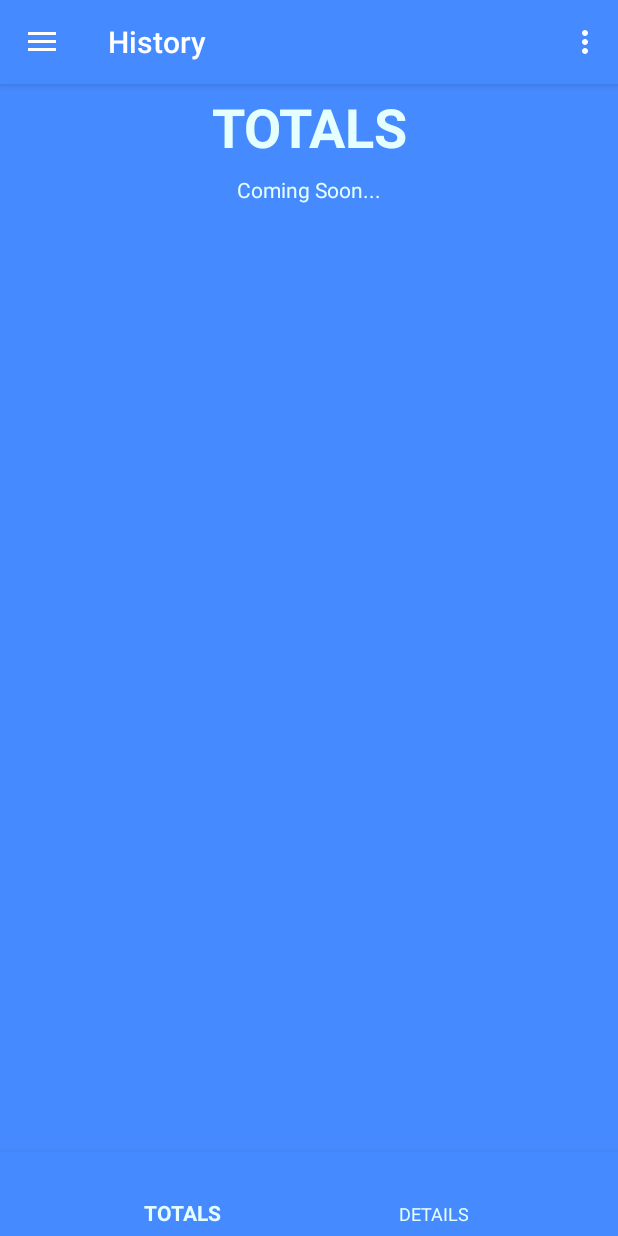
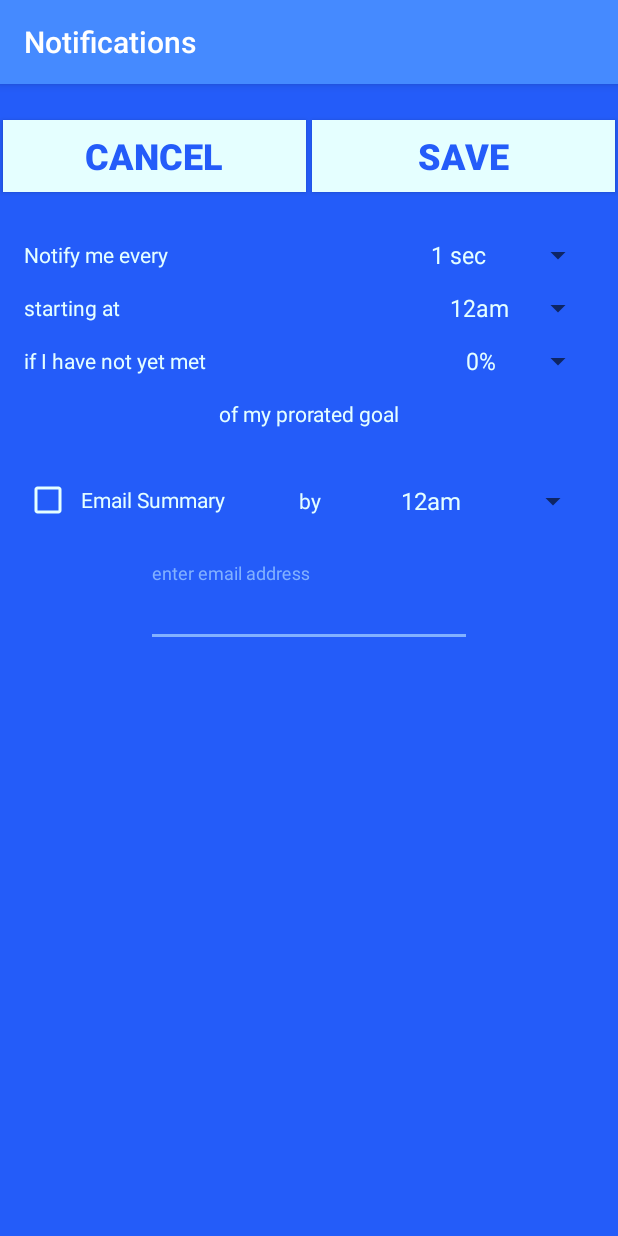
Before and after one commit to bricehalder/UIMA-Water-Buddy, an Android app: the History screen opened directly, with no data from a screen before it, in the side drawer, after a tap on "Notifications", on a phone screen of 412 x 824 dp. Run offline under Robolectric (Android 15) with nearby library versions, the phone set to English and light mode, and no system bars.

Commit message:
Added notif and shared preferences. Start of shared preferences working for settings. Fixed Settings OnResume crash bug. Merged changes. I hope this works--committing via Android Studio's version control tab.

```diff
--- a/app/src/main/AndroidManifest.xml
+++ b/app/src/main/AndroidManifest.xml
@@ -9,6 +9,9 @@
         android:roundIcon="@mipmap/ic_launcher_round"
         android:supportsRtl="true"
         android:theme="@style/AppTheme">
+        <activity
+            android:name=".notif"
+            android:label="@string/title_activity_notif" />
         <activity
             android:name=".SettingsActivity"
             android:label="@string/title_activity_settings"
--- a/app/src/main/java/com/example/waterbuddy/History.java
+++ b/app/src/main/java/com/example/waterbuddy/History.java
@@ -81,7 +81,7 @@ public class History extends AppCompatActivity
                 // intentionally do nothing
                 break;
             case R.id.nav_notif:
-                //startActivity(new Intent(History.this, NavIntake.class));
+                startActivity(new Intent(History.this, notif.class));
                 break;
             default:
                 break;
--- a/app/src/main/java/com/example/waterbuddy/NavIntake.java
+++ b/app/src/main/java/com/example/waterbuddy/NavIntake.java
@@ -126,8 +126,7 @@ public class NavIntake extends AppCompatActivity
                 startActivity(new Intent(NavIntake.this, History.class));
                 break;
             case R.id.nav_notif:
-                Toast toast = Toast.makeText(getApplicationContext(), "notif nav pressed", Toast.LENGTH_SHORT);
-                toast.show();
+                startActivity(new Intent(NavIntake.this, notif.class));
                 break;
             default:
                 break;
--- a/app/src/main/java/com/example/waterbuddy/SettingsActivity.java
+++ b/app/src/main/java/com/example/waterbuddy/SettingsActivity.java
@@ -1,12 +1,15 @@
 package com.example.waterbuddy;
 
+import android.app.Activity;
 import android.app.TimePickerDialog;
+import android.content.SharedPreferences;
 import android.os.Bundle;
 import android.support.design.widget.FloatingActionButton;
 import android.support.design.widget.Snackbar;
 import android.support.v4.app.NavUtils;
 import android.support.v7.app.AppCompatActivity;
 import android.support.v7.widget.Toolbar;
+import android.util.Log;
 import android.view.Menu;
 import android.view.MenuItem;
 import android.view.View;
@@ -14,11 +17,18 @@ import android.widget.EditText;
 import android.widget.TimePicker;
 
 public class SettingsActivity extends AppCompatActivity {
+    private EditText goal;
 
     @Override
     protected void onCreate(Bundle savedInstanceState) {
         super.onCreate(savedInstanceState);
+
+        SharedPreferences sp = getSharedPreferences("prefs", Activity.MODE_PRIVATE);
+        final SharedPreferences.Editor spe = sp.edit();
+
         setContentView(R.layout.activity_settings);
+
+        goal = findViewById(R.id.goal_input);
         Toolbar toolbar = findViewById(R.id.toolbar);
         setSupportActionBar(toolbar);
 
@@ -31,20 +41,26 @@ public class SettingsActivity extends AppCompatActivity {
             public void onClick(View view) {
                 TimePickerDialog timePickerDialog = new TimePickerDialog(SettingsActivity.this, R.style.TimePickerTheme,
                         new TimePickerDialog.OnTimeSetListener() {
-                    @Override
-                    public void onTimeSet(TimePicker timePicker, int hourOfDay, int minutes) {
-                        chooseTime.setText(String.format("%02d:%02d", hourOfDay, minutes));
-                    }
-                }, 0, 0, false);
+                            @Override
+                            public void onTimeSet(TimePicker timePicker, int hourOfDay, int minutes) {
+                                chooseTime.setText(String.format("%02d:%02d", hourOfDay, minutes));
+                                spe.putString("time", chooseTime.getText().toString());
+                                spe.commit();
+                            }
+                        }, 0, 0, false);
 
                 timePickerDialog.show();
-
-
             }
         });
+    }
 
+    @Override
+    public void onResume() {
+        super.onResume();
 
-
+        SharedPreferences sp = getSharedPreferences("prefs", Activity.MODE_PRIVATE);
+        ((EditText) findViewById(R.id.daily_reset_input)).setText(sp.getString("time", "00:00"));
+        goal.setText(Integer.toString((sp.getInt("goal", 64))));
     }
 
     @Override
@@ -55,8 +71,6 @@ public class SettingsActivity extends AppCompatActivity {
     }
 
     public boolean onOptionsItemSelected(MenuItem item) {
-
-
         switch (item.getItemId()) {
 
             case R.id.back:
@@ -66,7 +80,22 @@ public class SettingsActivity extends AppCompatActivity {
             default:
                 return super.onOptionsItemSelected(item);
         }
-
     }
 
+    public void applyGoal(View view) {
+        SharedPreferences sp = getSharedPreferences("prefs", Activity.MODE_PRIVATE);
+        SharedPreferences.Editor spe = sp.edit();
+        spe.putInt("goal", Integer.parseInt(goal.getText().toString()));
+        spe.commit();
+    }
+
+    public void togUnits(View view) {
+        SharedPreferences sp = getSharedPreferences("prefs", Activity.MODE_PRIVATE);
+        SharedPreferences.Editor spe = sp.edit();
+    }
+
+    public void togNotifs(View view) {
+        SharedPreferences sp = getSharedPreferences("prefs", Activity.MODE_PRIVATE);
+        SharedPreferences.Editor spe = sp.edit();
+    }
 }
--- /dev/null
+++ b/app/src/main/java/com/example/waterbuddy/notif.java
@@ -0,0 +1,68 @@
+package com.example.waterbuddy;
+
+import android.app.Activity;
+import android.content.SharedPreferences;
+import android.os.Bundle;
+import android.support.v7.app.AppCompatActivity;
+import android.view.View;
+import android.widget.CheckBox;
+import android.widget.EditText;
+import android.widget.Spinner;
+
+public class notif extends AppCompatActivity {
+    private CheckBox emailPref;
+    private EditText emailAdr;
+    private Spinner emailNotifTime;
+    private Spinner notifFreq;
+    private Spinner notifStart;
+    private Spinner notifPct;
+
+    @Override
+    protected void onCreate(Bundle savedInstanceState) {
+        super.onCreate(savedInstanceState);
+        setContentView(R.layout.activity_notif);
+
+        /** Get shared-preference-related elements by id now so we don't have to repeat this code */
+        emailPref = (CheckBox) findViewById(R.id.emailPref);
+        emailAdr = (EditText) findViewById(R.id.emailIn);
+        emailNotifTime = (Spinner) findViewById(R.id.spEmailNotifTime);
+        notifFreq = (Spinner) findViewById(R.id.spNotifFreq);
+        notifStart = (Spinner) findViewById(R.id.spNotifStart);
+        notifPct = (Spinner) findViewById(R.id.spNotifPct);
+    }
+
+    @Override
+    public void onResume() {
+        super.onResume();
+
+        /** Display the shared preferences info. */
+        SharedPreferences sp = getSharedPreferences("prefs", Activity.MODE_PRIVATE);
+        emailPref.setChecked(sp.getBoolean("emailPref", false));
+        emailAdr.setText(sp.getString("emailAdr", ""));
+        emailNotifTime.setSelection(sp.getInt("emailNotifTime", 0));
+        notifFreq.setSelection(sp.getInt("notifFreq", 0));
+        notifStart.setSelection(sp.getInt("notifStart", 0));
+        notifPct.setSelection(sp.getInt("notifPct", 0));
+    }
+
+    /** No need to commit shared preferences if user clicks cancel. */
+    public void cancelNotifs(View view) {
+        finish();
+    }
+
+    /** If user clicks save, commit the shared preferences. */
+    public void saveNotifs(View view) {
+        SharedPreferences sp = getSharedPreferences("prefs", Activity.MODE_PRIVATE);
+        SharedPreferences.Editor spe = sp.edit();
+
+        spe.putBoolean("emailPref", emailPref.isChecked());
+        spe.putString("emailAdr", emailAdr.getText().toString());
+        spe.putInt("emailNotifTime", emailNotifTime.getSelectedItemPosition());
+        spe.putInt("notifFreq", notifFreq.getSelectedItemPosition());
+        spe.putInt("notifStart", notifStart.getSelectedItemPosition());
+        spe.putInt("notifPct", notifPct.getSelectedItemPosition());
+
+        spe.commit();
+        finish();
+    }
+}
--- /dev/null
+++ b/app/src/main/res/layout/activity_notif.xml
@@ -0,0 +1,171 @@
+<?xml version="1.0" encoding="utf-8"?>
+<android.support.constraint.ConstraintLayout xmlns:android="http://schemas.android.com/apk/res/android"
+    xmlns:app="http://schemas.android.com/apk/res-auto"
+    xmlns:tools="http://schemas.android.com/tools"
+    android:layout_width="match_parent"
+    android:layout_height="match_parent"
+    android:background="@color/colorPrimaryDark"
+    tools:context=".notif">
+
+    <Button
+        android:id="@+id/cancel"
+        android:layout_width="0dp"
+        android:layout_height="wrap_content"
+        android:layout_marginStart="2dp"
+        android:layout_marginTop="24dp"
+        android:layout_marginEnd="2dp"
+        android:background="@color/colorText"
+        android:onClick="cancelNotifs"
+        android:text="@string/cancel_btn"
+        android:textColor="@color/colorPrimaryDark"
+        android:textSize="24sp"
+        android:textStyle="bold"
+        app:layout_constraintEnd_toStartOf="@+id/save"
+        app:layout_constraintStart_toStartOf="parent"
+        app:layout_constraintTop_toTopOf="parent" />
+
+    <Button
+        android:id="@+id/save"
+        android:layout_width="0dp"
+        android:layout_height="wrap_content"
+        android:layout_marginStart="2dp"
+        android:layout_marginTop="24dp"
+        android:layout_marginEnd="2dp"
+        android:background="@color/colorText"
+        android:onClick="saveNotifs"
+        android:text="@string/save_btn"
+        android:textColor="@color/colorPrimaryDark"
+        android:textSize="24sp"
+        android:textStyle="bold"
+        app:layout_constraintEnd_toEndOf="parent"
+        app:layout_constraintStart_toEndOf="@+id/cancel"
+        app:layout_constraintTop_toTopOf="parent" />
+
+    <TextView
+        android:id="@+id/notif1"
+        android:layout_width="wrap_content"
+        android:layout_height="wrap_content"
+        android:layout_marginStart="16dp"
+        android:layout_marginTop="32dp"
+        android:text="@string/notif_freq"
+        app:layout_constraintStart_toStartOf="parent"
+        app:layout_constraintTop_toBottomOf="@+id/cancel" />
+
+    <TextView
+        android:id="@+id/notif2"
+        android:layout_width="wrap_content"
+        android:layout_height="wrap_content"
+        android:layout_marginStart="16dp"
+        android:layout_marginTop="16dp"
+        android:text="@string/notif_start"
+        app:layout_constraintStart_toStartOf="parent"
+        app:layout_constraintTop_toBottomOf="@+id/notif1" />
+
+    <TextView
+        android:id="@+id/notif3"
+        android:layout_width="wrap_content"
+        android:layout_height="wrap_content"
+        android:layout_marginStart="16dp"
+        android:layout_marginTop="16dp"
+        android:text="@string/notif_thresh"
+        app:layout_constraintStart_toStartOf="parent"
+        app:layout_constraintTop_toBottomOf="@+id/notif2" />
+
+    <TextView
+        android:id="@+id/notif4"
+        android:layout_width="wrap_content"
+        android:layout_height="wrap_content"
+        android:layout_marginTop="16dp"
+        android:text="@string/notif_goal"
+        android:textAlignment="center"
+        app:layout_constraintEnd_toEndOf="parent"
+        app:layout_constraintStart_toStartOf="parent"
+        app:layout_constraintTop_toBottomOf="@+id/notif3" />
+
+    <TextView
+        android:id="@+id/notif5"
+        android:layout_width="83dp"
+        android:layout_height="wrap_content"
+        android:text="@string/by"
+        android:textAlignment="center"
+        app:layout_constraintBottom_toBottomOf="@+id/emailPref"
+        app:layout_constraintEnd_toEndOf="@+id/notif4"
+        app:layout_constraintStart_toStartOf="@+id/notif4"
+        app:layout_constraintTop_toTopOf="@+id/emailPref" />
+
+    <android.support.v7.widget.AppCompatCheckBox
+        android:id="@+id/emailPref"
+        android:layout_width="140dp"
+        android:layout_height="wrap_content"
+        android:layout_marginStart="16dp"
+        android:layout_marginTop="32dp"
+        android:text="@string/notif_email"
+        android:textAlignment="center"
+        android:textAllCaps="false"
+        android:textColor="@color/colorText"
+        app:buttonTint="@color/colorText"
+        app:layout_constraintStart_toStartOf="parent"
+        app:layout_constraintTop_toBottomOf="@+id/notif4" />
+
+    <android.support.design.widget.TextInputLayout
+        android:id="@+id/emailInContainer"
+        android:layout_width="217dp"
+        android:layout_height="wrap_content"
+        android:layout_marginStart="8dp"
+        android:layout_marginTop="32dp"
+        android:layout_marginEnd="8dp"
+        app:layout_constraintEnd_toEndOf="parent"
+        app:layout_constraintStart_toStartOf="parent"
+        app:layout_constraintTop_toBottomOf="@+id/notif5">
+
+        <android.support.design.widget.TextInputEditText
+            android:id="@+id/emailIn"
+            android:layout_width="match_parent"
+            android:layout_height="wrap_content"
+            android:hint="@string/notif_email_hint"
+            android:textColor="@color/colorText" />
+    </android.support.design.widget.TextInputLayout>
+
+    <Spinner
+        android:id="@+id/spEmailNotifTime"
+        android:layout_width="133dp"
+        android:layout_height="wrap_content"
+        android:layout_marginStart="8dp"
+        android:layout_marginEnd="16dp"
+        android:entries="@array/notif_time_array"
+        app:layout_constraintBottom_toBottomOf="@+id/notif5"
+        app:layout_constraintEnd_toEndOf="parent"
+        app:layout_constraintStart_toEndOf="@+id/notif5"
+        app:layout_constraintTop_toTopOf="@+id/notif5" />
+
+    <Spinner
+        android:id="@+id/spNotifFreq"
+        android:layout_width="wrap_content"
+        android:layout_height="wrap_content"
+        android:layout_marginEnd="16dp"
+        android:entries="@array/notif_freq_array"
+        app:layout_constraintBottom_toBottomOf="@+id/notif1"
+        app:layout_constraintEnd_toEndOf="parent"
+        app:layout_constraintTop_toTopOf="@+id/notif1" />
+
+    <Spinner
+        android:id="@+id/spNotifStart"
+        android:layout_width="wrap_content"
+        android:layout_height="wrap_content"
+        android:layout_marginEnd="16dp"
+        android:entries="@array/notif_time_array"
+        app:layout_constraintBottom_toBottomOf="@+id/notif2"
+        app:layout_constraintEnd_toEndOf="parent"
+        app:layout_constraintTop_toTopOf="@+id/notif2" />
+
+    <Spinner
+        android:id="@+id/spNotifPct"
+        android:layout_width="wrap_content"
+        android:layout_height="wrap_content"
+        android:layout_marginEnd="16dp"
+        android:dropDownWidth="wrap_content"
+        android:entries="@array/notif_thresh_array"
+        app:layout_constraintBottom_toBottomOf="@+id/notif3"
+        app:layout_constraintEnd_toEndOf="parent"
+        app:layout_constraintTop_toTopOf="@+id/notif3" />
+</android.support.constraint.ConstraintLayout>
--- a/app/src/main/res/layout/content_settings.xml
+++ b/app/src/main/res/layout/content_settings.xml
@@ -102,6 +102,9 @@
         android:layout_marginTop="65dp"
         android:layout_marginEnd="17dp"
         android:background="@color/colorAccent"
+        android:clickable="true"
+        android:focusable="true"
+        android:onClick="applyGoal"
         android:text="@string/apply_text"
         android:textColor="@android:color/background_dark"
         android:textSize="16sp"
@@ -117,6 +120,9 @@
         android:layout_marginStart="76dp"
         android:layout_marginTop="32dp"
         android:background="@color/colorAccent"
+        android:clickable="true"
+        android:focusable="true"
+        android:onClick="togNotifs"
         android:text="@string/default_toggle"
         android:textColor="@android:color/background_dark"
         app:layout_constraintStart_toEndOf="@+id/notif_text"
@@ -130,6 +136,9 @@
         android:layout_marginTop="32dp"
         android:background="@color/colorAccent"
         android:checked="true"
+        android:clickable="true"
+        android:focusable="true"
+        android:onClick="togUnits"
         android:text="@string/oz_ml_toggle"
         android:textColor="@android:color/background_dark"
         android:textOff="@string/ml"
--- a/app/src/main/res/menu/settings.xml
+++ b/app/src/main/res/menu/settings.xml
@@ -5,10 +5,10 @@
     <item
         android:id="@+id/back"
         android:enabled="true"
-        android:icon="@android:drawable/ic_menu_close_clear_cancel"
+        android:icon="@drawable/x"
         android:layoutDirection="ltr"
         android:orderInCategory="100"
         android:title="@string/back"
         android:visible="true"
-        app:showAsAction="ifRoom" />
+        app:showAsAction="ifRoom"/>
 </menu>
--- a/app/src/main/res/values-v21/styles.xml
+++ b/app/src/main/res/values-v21/styles.xml
@@ -5,4 +5,17 @@
         <item name="windowNoTitle">true</item>
         <item name="android:statusBarColor">@android:color/transparent</item>
     </style>
+
+    <style name="AppTheme" parent="Theme.AppCompat.Light.DarkActionBar">
+        <!-- Customize your theme here. -->
+        <item name="colorPrimary">@color/colorPrimary</item>
+        <item name="colorPrimaryDark">@color/colorPrimaryDark</item>
+        <item name="colorAccent">@color/colorAccent</item>
+        <item name="android:windowBackground">@color/colorPrimary</item>
+        <item name="android:textColor">@color/colorText</item>
+        <item name="android:itemTextAppearance">@style/menuItem</item>
+        <item name="android:popupBackground">@android:color/black</item>
+        <item name="android:popupTheme">@android:style/ThemeOverlay.Material.Dark</item>
+    </style>
+
 </resources>
--- a/app/src/main/res/values/colors.xml
+++ b/app/src/main/res/values/colors.xml
@@ -4,4 +4,5 @@
     <color name="colorPrimaryDark">#245CF9</color>
     <color name="colorAccent">#82B1FF</color>
     <color name="colorText">#E5FFFF</color>
+    <color name="colorTextMenu">#000000</color>
 </resources>
--- a/app/src/main/res/values/strings.xml
+++ b/app/src/main/res/values/strings.xml
@@ -35,4 +35,82 @@
     <string name="details">DETAILS</string>
     <string name="totals">TOTALS</string>
     <string name="back">BACK</string>
+
+    <!--Notif strings-->
+    <string name="title_activity_notif">Notifications</string>
+    <string name="cancel_btn">CANCEL</string>
+    <string name="save_btn">SAVE</string>
+    <string name="notif_freq">Notify me every</string>
+    <string name="notif_start">starting at</string>
+    <string name="notif_thresh">if I have not yet met</string>
+    <string name="notif_goal">of my prorated goal</string>
+    <string name="notif_email">Email Summary</string>
+    <string name="by">by</string>
+    <string name="notif_email_hint">enter email address</string>
+
+    <string-array name="notif_freq_array">
+        <item>1 sec</item>
+        <item>1 min</item>
+        <item>5 min</item>
+        <item>10 min</item>
+        <item>15 min</item>
+        <item>30 min</item>
+        <item>1 hour</item>
+        <item>2 hours</item>
+        <item>3 hours</item>
+        <item>4 hours</item>
+        <item>5 hours</item>
+        <item>6 hours</item>
+    </string-array>
+
+    <string-array name="notif_thresh_array">
+        <item>0%</item>
+        <item>5%</item>
+        <item>10%</item>
+        <item>15%</item>
+        <item>20%</item>
+        <item>25%</item>
+        <item>30%</item>
+        <item>35%</item>
+        <item>40%</item>
+        <item>45%</item>
+        <item>50%</item>
+        <item>55%</item>
+        <item>60%</item>
+        <item>65%</item>
+        <item>70%</item>
+        <item>75%</item>
+        <item>80%</item>
+        <item>85%</item>
+        <item>90%</item>
+        <item>95%</item>
+        <item>100%</item>
+    </string-array>
+
+    <string-array name="notif_time_array">
+        <item>12am</item>
+        <item>1am</item>
+        <item>2am</item>
+        <item>3am</item>
+        <item>4am</item>
+        <item>5am</item>
+        <item>6am</item>
+        <item>7am</item>
+        <item>8am</item>
+        <item>9am</item>
+        <item>10am</item>
+        <item>11am</item>
+        <item>12pm</item>
+        <item>1pm</item>
+        <item>2pm</item>
+        <item>3pm</item>
+        <item>4pm</item>
+        <item>5pm</item>
+        <item>6pm</item>
+        <item>7pm</item>
+        <item>8pm</item>
+        <item>9pm</item>
+        <item>10pm</item>
+        <item>11pm</item>
+    </string-array>
 </resources>
--- a/app/src/main/res/values/styles.xml
+++ b/app/src/main/res/values/styles.xml
@@ -8,6 +8,7 @@
         <item name="colorAccent">@color/colorAccent</item>
         <item name="android:windowBackground">@color/colorPrimary</item>
         <item name="android:textColor">@color/colorText</item>
+        <item name="android:itemTextAppearance">@style/menuItem</item>
     </style>
 
     <style name="AppTheme.NoActionBar">
@@ -30,4 +31,8 @@
         <item name="android:layout_height">wrap_content</item>
     </style>
 
+    <style name="menuItem" parent="@android:style/TextAppearance.Widget.IconMenu.Item">
+        <item name="android:textColor">@color/colorTextMenu</item>
+    </style>
+
 </resources>
```
